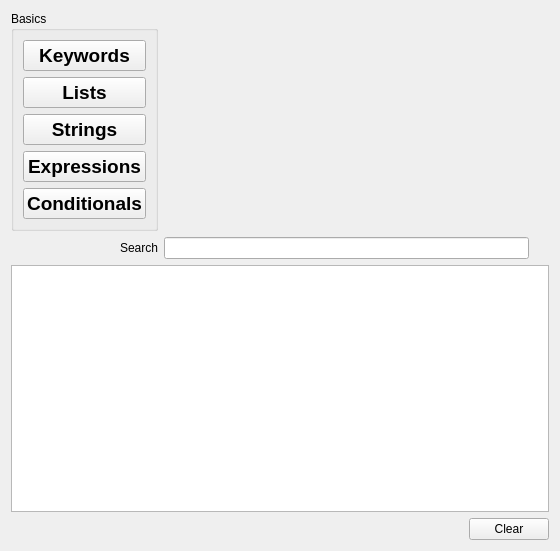
The window that python_cheat_sheet_gui.ui (davmaz/cheat-sheet) describes before a commit, drawn with Qt 5.
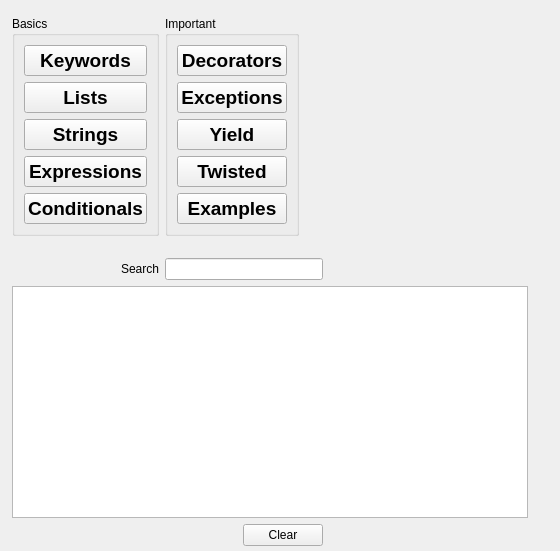
The same window after the commit.

Commit message:
Added more options to the cheat-sheet program
Added more options to cheat-sheet and added corresponding _info files

Diff of the .ui file:
```diff
--- a/python_cheat_sheet_gui.ui
+++ b/python_cheat_sheet_gui.ui
@@ -16,36 +16,17 @@
   <property name="windowTitle">
    <string>Python Cheat Sheet</string>
   </property>
-  <layout class="QGridLayout" name="gridLayout_4">
-   <item row="0" column="0">
+  <widget class="QWidget" name="">
+   <property name="geometry">
+    <rect>
+     <x>12</x>
+     <y>0</y>
+     <width>516</width>
+     <height>546</height>
+    </rect>
+   </property>
     <layout class="QGridLayout" name="gridLayout_3">
-     <item row="0" column="1">
-      <spacer name="horizontalSpacer">
-       <property name="orientation">
-        <enum>Qt::Horizontal</enum>
-       </property>
-       <property name="sizeHint" stdset="0">
-        <size>
-         <width>199</width>
-         <height>20</height>
-        </size>
-       </property>
-      </spacer>
-     </item>
-     <item row="0" column="2">
-      <spacer name="verticalSpacer">
-       <property name="orientation">
-        <enum>Qt::Vertical</enum>
-       </property>
-       <property name="sizeHint" stdset="0">
-        <size>
-         <width>20</width>
-         <height>205</height>
-        </size>
-       </property>
-      </spacer>
-     </item>
-     <item row="0" column="0">
+    <item row="0" column="0" rowspan="2">
       <widget class="QGroupBox" name="BasicsGroupBox">
        <property name="sizePolicy">
         <sizepolicy hsizetype="Fixed" vsizetype="Fixed">
@@ -145,10 +126,133 @@
        </layout>
       </widget>
      </item>
-     <item row="1" column="1">
-      <widget class="QLineEdit" name="search_text"/>
+    <item row="0" column="1" rowspan="2">
+     <widget class="QGroupBox" name="Important">
+      <property name="sizePolicy">
+       <sizepolicy hsizetype="Fixed" vsizetype="Fixed">
+        <horstretch>0</horstretch>
+        <verstretch>0</verstretch>
+       </sizepolicy>
+      </property>
+      <property name="title">
+       <string>Important</string>
+      </property>
+      <layout class="QGridLayout" name="gridLayout_2">
+       <item row="0" column="0">
+        <widget class="QPushButton" name="decorators_button">
+         <property name="font">
+          <font>
+           <pointsize>14</pointsize>
+           <weight>75</weight>
+           <bold>true</bold>
+          </font>
+         </property>
+         <property name="text">
+          <string>Decorators</string>
+         </property>
+         <property name="autoDefault">
+          <bool>false</bool>
+         </property>
+        </widget>
+       </item>
+       <item row="4" column="0">
+        <widget class="QPushButton" name="examples_button">
+         <property name="font">
+          <font>
+           <pointsize>14</pointsize>
+           <weight>75</weight>
+           <bold>true</bold>
+          </font>
+         </property>
+         <property name="text">
+          <string>Examples</string>
+         </property>
+         <property name="autoDefault">
+          <bool>false</bool>
+         </property>
+        </widget>
+       </item>
+       <item row="2" column="0">
+        <widget class="QPushButton" name="yield_button">
+         <property name="font">
+          <font>
+           <pointsize>14</pointsize>
+           <weight>75</weight>
+           <bold>true</bold>
+          </font>
+         </property>
+         <property name="text">
+          <string>Yield</string>
+         </property>
+         <property name="autoDefault">
+          <bool>false</bool>
+         </property>
+        </widget>
      </item>
      <item row="1" column="0">
+        <widget class="QPushButton" name="exceptions_button">
+         <property name="font">
+          <font>
+           <pointsize>14</pointsize>
+           <weight>75</weight>
+           <bold>true</bold>
+          </font>
+         </property>
+         <property name="text">
+          <string>Exceptions</string>
+         </property>
+         <property name="autoDefault">
+          <bool>false</bool>
+         </property>
+        </widget>
+       </item>
+       <item row="3" column="0">
+        <widget class="QPushButton" name="twisted_button">
+         <property name="font">
+          <font>
+           <pointsize>14</pointsize>
+           <weight>75</weight>
+           <bold>true</bold>
+          </font>
+         </property>
+         <property name="text">
+          <string>Twisted</string>
+         </property>
+         <property name="autoDefault">
+          <bool>false</bool>
+         </property>
+        </widget>
+       </item>
+      </layout>
+     </widget>
+    </item>
+    <item row="0" column="2">
+     <spacer name="verticalSpacer">
+      <property name="orientation">
+       <enum>Qt::Vertical</enum>
+      </property>
+      <property name="sizeHint" stdset="0">
+       <size>
+        <width>20</width>
+        <height>208</height>
+       </size>
+      </property>
+     </spacer>
+    </item>
+    <item row="1" column="2">
+     <spacer name="horizontalSpacer">
+      <property name="orientation">
+       <enum>Qt::Horizontal</enum>
+      </property>
+      <property name="sizeHint" stdset="0">
+       <size>
+        <width>199</width>
+        <height>20</height>
+       </size>
+      </property>
+     </spacer>
+    </item>
+    <item row="2" column="0">
       <widget class="QLabel" name="search_label">
        <property name="text">
         <string>Search</string>
@@ -158,12 +262,13 @@
        </property>
       </widget>
      </item>
-    </layout>
-   </item>
-   <item row="1" column="0">
+    <item row="2" column="1">
+     <widget class="QLineEdit" name="search_text"/>
+    </item>
+    <item row="3" column="0" colspan="3">
     <widget class="QTextBrowser" name="results_browser"/>
    </item>
-   <item row="2" column="0">
+    <item row="4" column="0" colspan="2">
     <layout class="QHBoxLayout" name="horizontalLayout">
      <item>
       <spacer name="horizontalSpacer_2">
@@ -191,6 +296,7 @@
     </layout>
    </item>
   </layout>
+  </widget>
  </widget>
  <resources/>
  <connections/>
```
Lines whose indentation alone changed are shown as unchanged. The commit also changes 6 other files.
